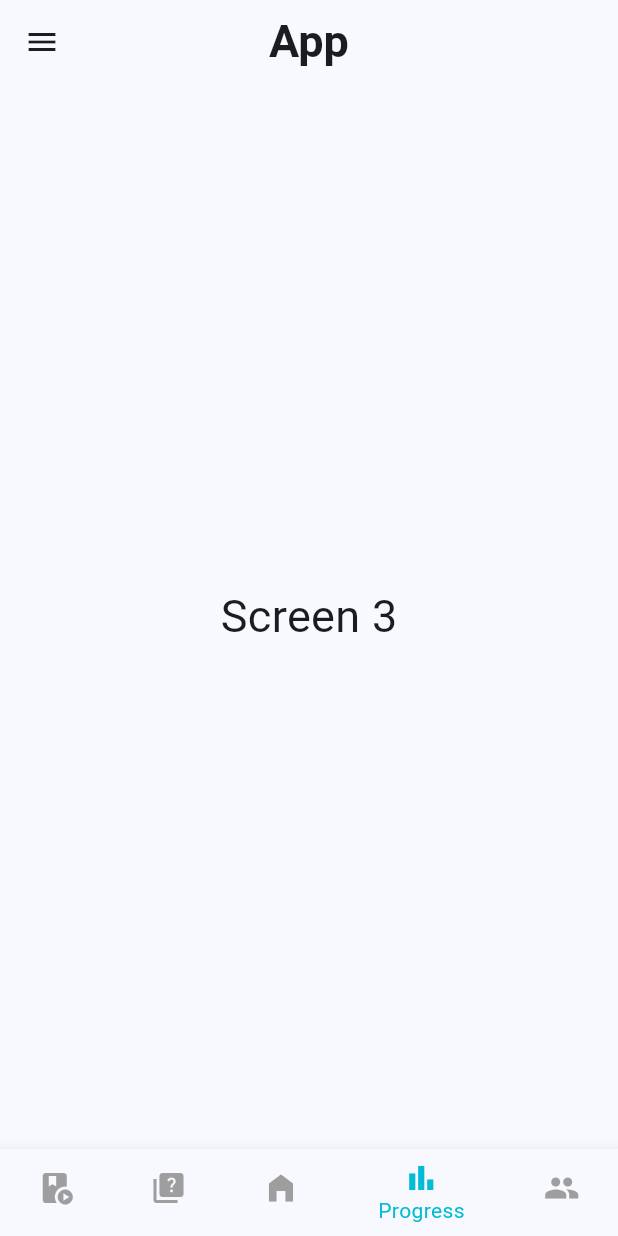
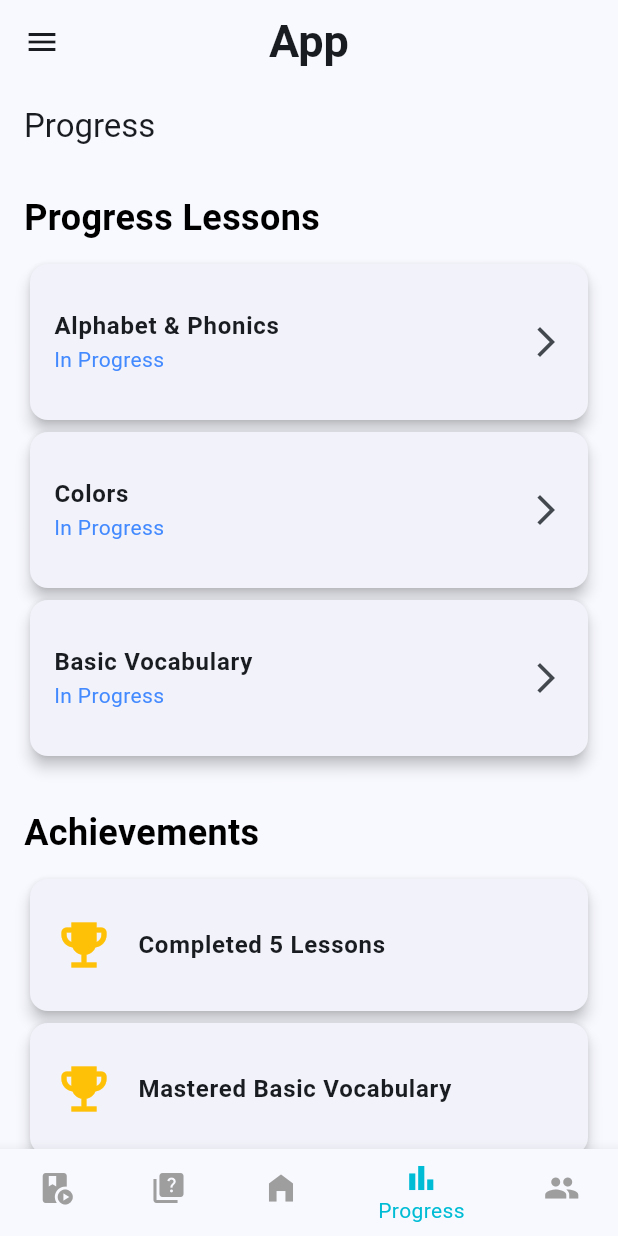
Before and after one commit to soutAhmedTayseer/CodeAlpha_LanguageLearningApp, a Flutter app: the screen it shows after launch, item 4 of the bottom bar chosen, on a phone screen of 412 x 824 dp. Run offline on Flutter 3.47's test engine with Material 3 defaults, Android fonts, the phone set to English and light mode, and no system bars; our stand-ins replace animated_splash_screen, audioplayers, easy_localization, flutter_bloc, lottie, shared_preferences.

Commit message:
sample for progress screen

```diff
--- a/lib/navigation_screens/progress_screen.dart
+++ b/lib/navigation_screens/progress_screen.dart
@@ -6,12 +6,143 @@ class Progress extends StatelessWidget {
 
   @override
   Widget build(BuildContext context) {
-    return  Scaffold(
-      body: Center(
-        child: const Text(
-          'Screen 3',
-          style: TextStyle(fontSize: 30),
-        ).tr(),
+    return Scaffold(
+      appBar: AppBar(
+        title: const Text('Progress').tr(),
+      ),
+      body: SingleChildScrollView(
+        padding: const EdgeInsets.all(16.0),
+        child: Column(
+          crossAxisAlignment: CrossAxisAlignment.start,
+          children: [
+            // Progress Lessons Section
+            buildSectionTitle('Progress Lessons', context),
+            const SizedBox(height: 10),
+            buildProgressLessonsSection(context),
+            const SizedBox(height: 30),
+
+            // Achievements Section
+            buildSectionTitle('Achievements', context),
+            const SizedBox(height: 10),
+            buildAchievementsSection(context),
+            const SizedBox(height: 30),
+
+            // Done Quizzes Section
+            buildSectionTitle('Done Quizzes', context),
+            const SizedBox(height: 10),
+            buildDoneQuizzesSection(context),
+          ],
+        ),
+      ),
+    );
+  }
+
+  // Helper method to build section titles
+  Widget buildSectionTitle(String title, BuildContext context) {
+    return Text(
+      title.tr(),
+      style: const TextStyle(
+        fontSize: 24,
+        fontWeight: FontWeight.bold,
+        color: Colors.black,
+      ),
+    );
+  }
+
+  // Sample content for Progress Lessons section
+  Widget buildProgressLessonsSection(BuildContext context) {
+    return Column(
+      children: [
+        buildProgressCard(context, 'Alphabet & Phonics', 'In Progress'),
+        buildProgressCard(context, 'Colors', 'In Progress'),
+        buildProgressCard(context, 'Basic Vocabulary', 'In Progress'),
+      ],
+    );
+  }
+
+  // Sample content for Achievements section
+  Widget buildAchievementsSection(BuildContext context) {
+    return Column(
+      children: [
+        buildAchievementCard(context, 'Completed 5 Lessons'),
+        buildAchievementCard(context, 'Mastered Basic Vocabulary'),
+        buildAchievementCard(context, 'First 100 Words Learned'),
+      ],
+    );
+  }
+
+  // Sample content for Done Quizzes section
+  Widget buildDoneQuizzesSection(BuildContext context) {
+    return Column(
+      children: [
+        buildQuizCard(context, 'Alphabet Quiz', 85),
+        buildQuizCard(context, 'Colors Quiz', 90),
+        buildQuizCard(context, 'Vocabulary Quiz', 100),
+      ],
+    );
+  }
+
+  // Helper method to build a progress card
+  Widget buildProgressCard(BuildContext context, String lessonTitle, String status) {
+    return Card(
+      elevation: 4,
+      shape: RoundedRectangleBorder(
+        borderRadius: BorderRadius.circular(12),
+      ),
+      child: ListTile(
+        contentPadding: const EdgeInsets.all(16.0),
+        title: Text(
+          lessonTitle.tr(),
+          style: const TextStyle(fontWeight: FontWeight.bold),
+        ),
+        subtitle: Text(
+          status.tr(),
+          style: const TextStyle(color: Colors.blueAccent),
+        ),
+        trailing: const Icon(Icons.arrow_forward_ios),
+        onTap: () {
+          // Navigate to the respective lesson (you can add navigation logic)
+        },
+      ),
+    );
+  }
+
+  // Helper method to build an achievement card
+  Widget buildAchievementCard(BuildContext context, String achievement) {
+    return Card(
+      elevation: 4,
+      shape: RoundedRectangleBorder(
+        borderRadius: BorderRadius.circular(12),
+      ),
+      child: ListTile(
+        contentPadding: const EdgeInsets.all(16.0),
+        title: Text(
+          achievement.tr(),
+          style: const TextStyle(fontWeight: FontWeight.bold),
+        ),
+        leading: const Icon(Icons.emoji_events, color: Colors.amber, size: 40),
+      ),
+    );
+  }
+
+  // Helper method to build a quiz card
+  Widget buildQuizCard(BuildContext context, String quizTitle, int score) {
+    return Card(
+      elevation: 4,
+      shape: RoundedRectangleBorder(
+        borderRadius: BorderRadius.circular(12),
+      ),
+      child: ListTile(
+        contentPadding: const EdgeInsets.all(16.0),
+        title: Text(
+          quizTitle.tr(),
+          style: const TextStyle(fontWeight: FontWeight.bold),
+        ),
+        subtitle: Text(
+          'Score: $score%'.tr(),
+          style: const TextStyle(color: Colors.green),
+        ),
+        leading: const Icon(Icons.quiz, color: Colors.blueAccent, size: 40),
       ),
     );
   }
```
